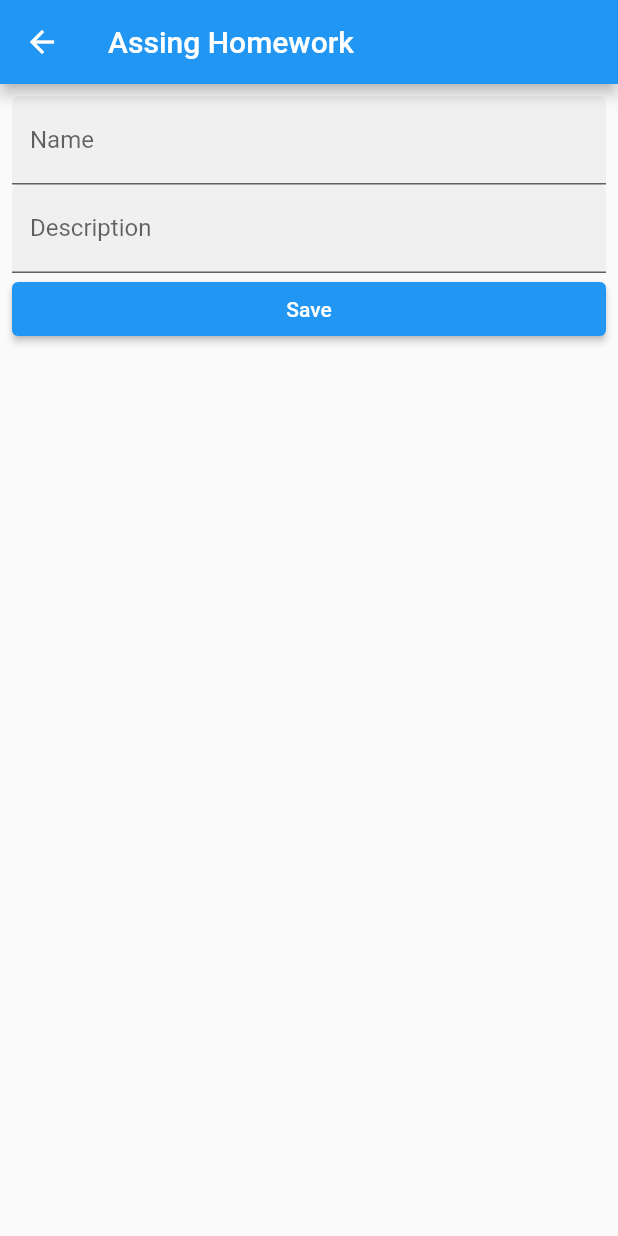
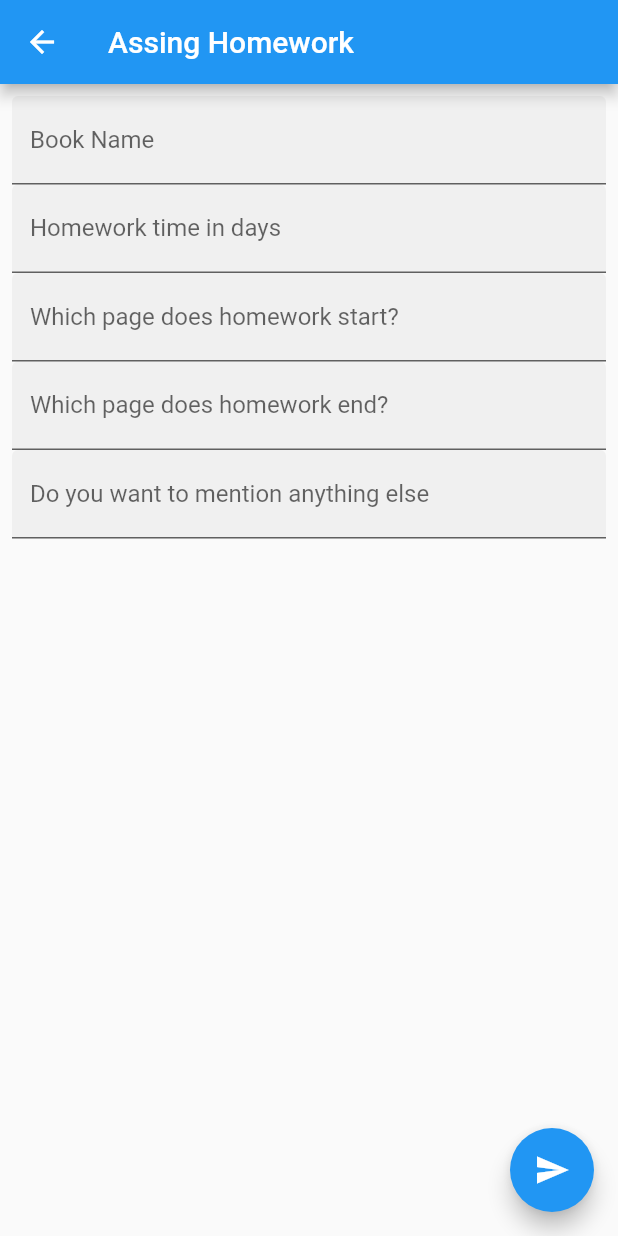
Before and after one commit to SerdarBayraktar/amplify, a Flutter app: the screen it shows after launch, after a tap on the "add" icon, on a phone screen of 412 x 824 dp. Run offline on Flutter 3.47's test engine with Material 2 defaults, Android fonts, the phone set to English and light mode, and no system bars; missing offline and left inert: amplify_core, amplify_datastore, amplify_flutter.

Commit message:
Ui edits

```diff
--- a/lib/main.dart
+++ b/lib/main.dart
@@ -23,7 +23,7 @@ class MyApp extends StatelessWidget {
     return ChangeNotifierProvider(
       create: (context) => ContentProvider(),
       child: MaterialApp(
-        title: 'Amplified Todo',
+        title: 'Homeworks',
         home: HomeworksPage(),
       ),
     );
--- a/lib/screens/create_homework/create_homework.dart
+++ b/lib/screens/create_homework/create_homework.dart
@@ -8,7 +8,6 @@ class CreateHomework extends StatefulWidget {
 
 class _CreateHomeworkState extends State<CreateHomework> {
   final _bookController = TextEditingController();
-  final _teacherController = TextEditingController();
   final _startpageController = TextEditingController();
   final _endpageController = TextEditingController();
   final _timeController = TextEditingController();
@@ -16,14 +15,13 @@ class _CreateHomeworkState extends State<CreateHomework> {
 
   Future<void> _saveHomework() async {
     String book = _bookController.text;
-    String teacher = _teacherController.text;
     int startPage = int.parse(_startpageController.text.toString());
     int endPage = int.parse(_endpageController.text.toString());
     int time = int.parse(_timeController.text.toString());
     String teacherNote = _teacherNoteController.text;
     Homework homework = Homework(
         book: book,
-        teacher: teacher,
+        teacher: 'Serdar',
         time: time,
         pageStart:  startPage,
         pageEnd: endPage,
@@ -54,16 +52,27 @@ class _CreateHomeworkState extends State<CreateHomework> {
             children: [
               TextFormField(
                   controller: _bookController,
-                  decoration: InputDecoration(filled: true, labelText: 'Name')),
+                  decoration: InputDecoration(filled: true, labelText: 'Book Name')),
               TextFormField(
-                  controller: _teacherController,
-                  decoration:
-                  InputDecoration(filled: true, labelText: 'Description')),
-              ElevatedButton(onPressed: _saveHomework, child: Text('Save'))
+                  controller: _timeController,
+                  decoration: InputDecoration(filled: true, labelText: 'Homework time in days')),
+              TextFormField(
+                  controller: _startpageController,
+                  decoration: InputDecoration(filled: true, labelText: 'Which page does homework start?')),
+              TextFormField(
+                  controller: _endpageController,
+                  decoration: InputDecoration(filled: true, labelText: 'Which page does homework end?')),
+              TextFormField(
+                  controller: _teacherNoteController,
+                  decoration: InputDecoration(filled: true, labelText: 'Do you want to mention anything else')),
             ],
           ),
         ),
       ),
+      floatingActionButton: FloatingActionButton(
+        child: Icon(Icons.send),
+        onPressed: _saveHomework,
+      ),
     );
   }
 }
--- a/lib/screens/homeworks_page/sections/homework_section.dart
+++ b/lib/screens/homeworks_page/sections/homework_section.dart
@@ -13,7 +13,7 @@ class HomeworkSection extends StatelessWidget {
         ? ListView(
         padding: EdgeInsets.all(8),
         children: homeworks.map((homework) => HomeworkWidget(homework: homework)).toList())
-        : Center(child: Text('Yey you dont have any homework'));
+        : Center(child: Text('Your students dont have any homeworks'));
   }
 }
 
@@ -43,6 +43,10 @@ class HomeworkWidget extends StatelessWidget {
   @override
   Widget build(BuildContext context) {
     return Card(
+      color: homework.isFinished! ? Colors.green : Colors.red,
+      child: Container(
+        width: MediaQuery.of(context).size.width*(0.9),
+        height: MediaQuery.of(context).size.height*(0.2),
         child: InkWell(
           onTap: () {
             _toggleIsComplete();
@@ -52,24 +56,38 @@ class HomeworkWidget extends StatelessWidget {
           },
           child: Padding(
             padding: const EdgeInsets.all(8.0),
-          child: Row(children: [
+            child: Row(
+              mainAxisAlignment: MainAxisAlignment.center,
+              crossAxisAlignment: CrossAxisAlignment.center,
+                children: [
               Expanded(
                 child: Column(
+                  mainAxisAlignment: MainAxisAlignment.spaceEvenly,
                   crossAxisAlignment: CrossAxisAlignment.start,
                   children: [
                     Text(homework.book!,
                         style:
                         TextStyle(fontSize: 20, fontWeight: FontWeight.bold)),
-                  Text(homework.teacher!),
+                    Text('Assigned by : '+homework.teacher!),
+                    Text('Page from : '+homework.pageStart!.toString()),
+                    Text('Page to: '+homework.pageEnd!.toString()),
+
+
                   ],
                 ),
               ),
-            Icon(
-                homework.isFinished!
-                    ? Icons.check_box
-                    : Icons.check_box_outline_blank,
-                size: iconSize),
+              Column(
+                mainAxisAlignment: MainAxisAlignment.spaceEvenly,
+                crossAxisAlignment: CrossAxisAlignment.start,
+                children: [
+                  Text('Total time: ' + homework.time.toString()),
+                  Text('Total pages : '+(homework.pageEnd! - homework.pageStart!).toString()),
+                  Text('Note : '+ homework.teacherNote!),
+
+                ],
+              ),
             ]),
+          ),
         ),
       ),
     );
```
Also changed, not shown: lib/my_application.dart (deleted, +0 -74 lines). Lines whose indentation alone changed are shown as unchanged.
